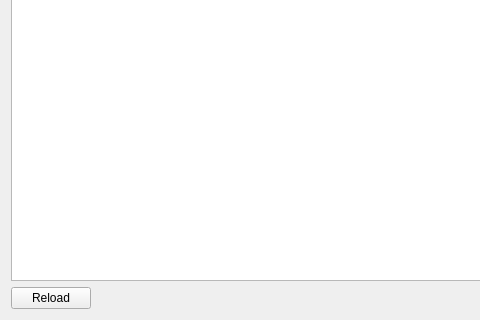
Before: the Qt Designer form scripteditor.ui in labyrinthofdreams/screenpicker, drawn with Qt 5; both pictures show x 0 to 480 and y 85 to 405 of the 788 by 405 pixel window.
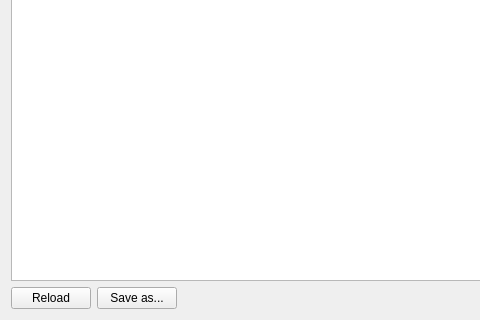
After: the same form once the commit is applied.

Diff of the .ui file:
```diff
--- a/scripteditor.ui
+++ b/scripteditor.ui
@@ -40,6 +40,13 @@
          </property>
         </widget>
        </item>
+       <item>
+        <widget class="QPushButton" name="btnSaveAs">
+         <property name="text">
+          <string>Save as...</string>
+         </property>
+        </widget>
+       </item>
        <item>
         <spacer name="horizontalSpacer">
          <property name="orientation">
```
